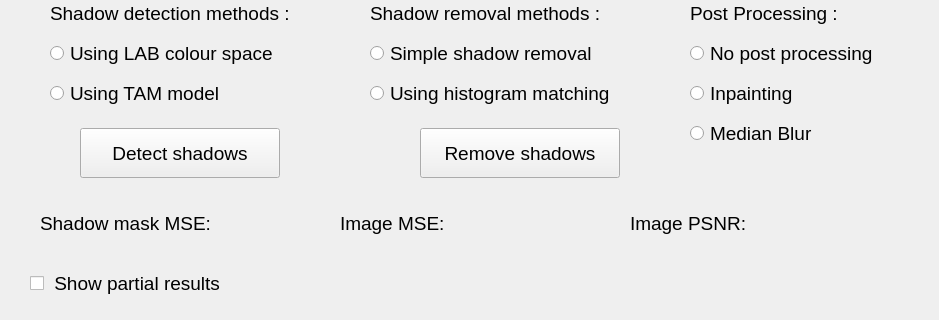
Above: menu.ui from Restaya/shadow-detection-and-removal before the change; both pictures show x 0 to 939 and y 212 to 532 of the 939 by 532 pixel window. Below: the same form after it.
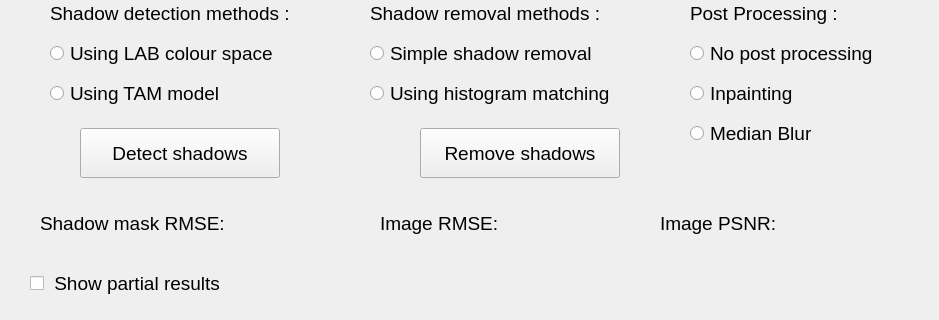
That is the form after the change.

```diff
--- a/menu.ui
+++ b/menu.ui
@@ -340,7 +340,7 @@
      <rect>
       <x>40</x>
       <y>420</y>
-      <width>281</width>
+      <width>331</width>
       <height>30</height>
      </rect>
     </property>
@@ -350,13 +350,13 @@
      </font>
     </property>
     <property name="text">
-     <string>Shadow mask MSE:</string>
+     <string>Shadow mask RMSE:</string>
     </property>
    </widget>
    <widget class="QLabel" name="label_image_mse">
     <property name="geometry">
      <rect>
-      <x>340</x>
+      <x>380</x>
       <y>420</y>
       <width>251</width>
       <height>30</height>
@@ -368,13 +368,13 @@
      </font>
     </property>
     <property name="text">
-     <string>Image MSE:</string>
+     <string>Image RMSE:</string>
     </property>
    </widget>
    <widget class="QLabel" name="label_image_psnr">
     <property name="geometry">
      <rect>
-      <x>630</x>
+      <x>660</x>
       <y>420</y>
       <width>261</width>
       <height>30</height>
```
Left out of the diff: 2 changed lines with no effect on the pictures.
